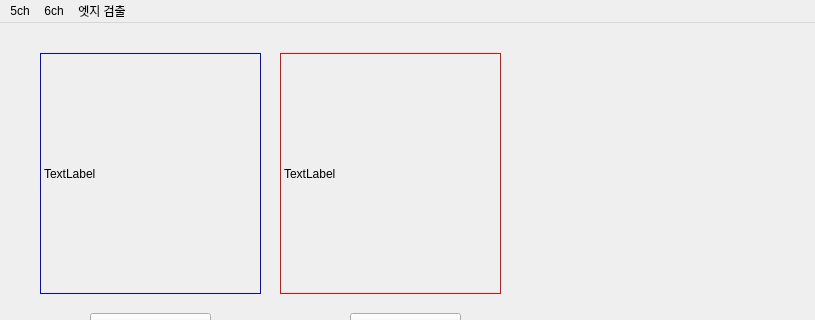
Before: the Qt Designer form opencv/220215/main+a.ui in songhyeonbeom/opencv, drawn with Qt 5; both pictures show x 0 to 815 and y 0 to 320 of the 815 by 703 pixel window.
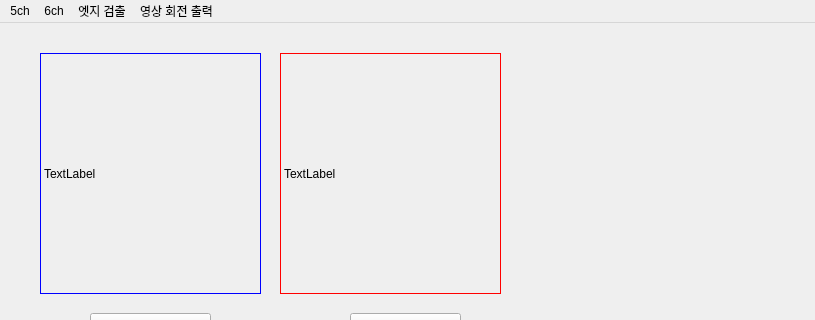
After: the same form once the commit is applied.

The edit to the form file:
```diff
--- a/opencv/220215/main+a.ui
+++ b/opencv/220215/main+a.ui
@@ -205,9 +205,16 @@
     <addaction name="action_Edge"/>
     <addaction name="action_edgeSW"/>
    </widget>
+   <widget class="QMenu" name="menu_2">
+    <property name="title">
+     <string>영상 회전 출력</string>
+    </property>
+    <addaction name="action_rotation"/>
+   </widget>
    <addaction name="menu5_ch"/>
    <addaction name="menu6ch"/>
    <addaction name="menu"/>
+   <addaction name="menu_2"/>
   </widget>
   <widget class="QStatusBar" name="statusbar"/>
   <action name="action5_1">
```
Left out of the diff: 5 changed lines with no effect on the pictures.
